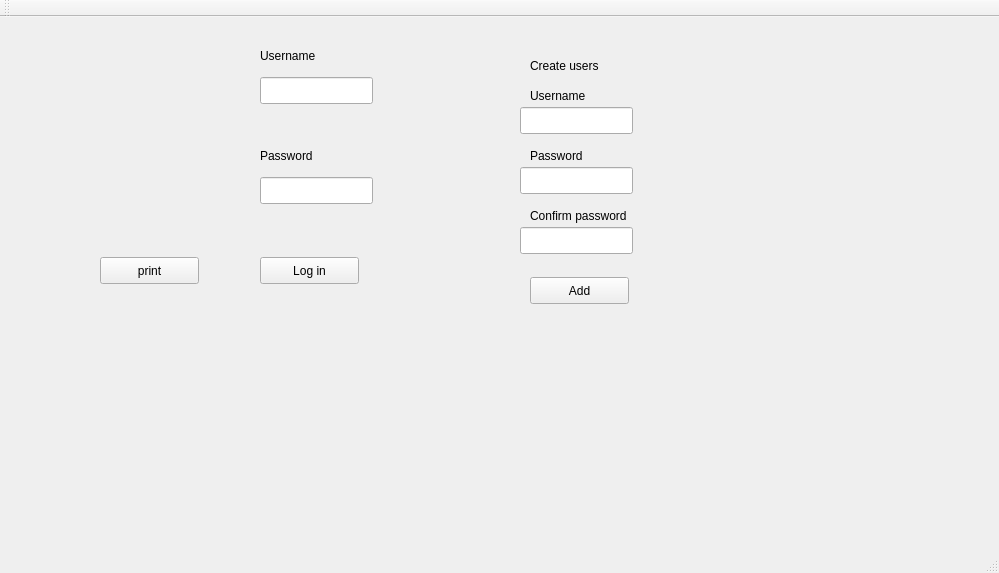
Qt form test1/mainwindow.ui (alphy88/Brainiacs) before a commit.
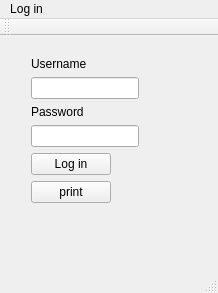
The same form after that commit.

```diff
--- a/test1/mainwindow.ui
+++ b/test1/mainwindow.ui
@@ -6,8 +6,8 @@
    <rect>
     <x>0</x>
     <y>0</y>
-    <width>999</width>
-    <height>573</height>
+    <width>218</width>
+    <height>293</height>
    </rect>
   </property>
   <property name="windowTitle">
@@ -17,211 +17,52 @@
    <widget class="QWidget" name="LoginWidget" native="true">
     <property name="geometry">
      <rect>
-      <x>100</x>
-      <y>30</y>
-      <width>331</width>
-      <height>321</height>
+      <x>20</x>
+      <y>10</y>
+      <width>171</width>
+      <height>201</height>
      </rect>
     </property>
-    <widget class="QPushButton" name="print">
-     <property name="geometry">
-      <rect>
-       <x>0</x>
-       <y>210</y>
-       <width>99</width>
-       <height>27</height>
-      </rect>
-     </property>
-     <property name="text">
-      <string>print</string>
-     </property>
-    </widget>
-    <widget class="QLineEdit" name="username">
-     <property name="geometry">
-      <rect>
-       <x>160</x>
-       <y>30</y>
-       <width>113</width>
-       <height>27</height>
-      </rect>
-     </property>
-    </widget>
-    <widget class="QLabel" name="label">
-     <property name="geometry">
-      <rect>
-       <x>160</x>
-       <y>0</y>
-       <width>81</width>
-       <height>17</height>
-      </rect>
-     </property>
-     <property name="text">
-      <string>Username</string>
-     </property>
-    </widget>
-    <widget class="QLabel" name="label_2">
-     <property name="geometry">
-      <rect>
-       <x>160</x>
-       <y>100</y>
-       <width>71</width>
-       <height>17</height>
-      </rect>
-     </property>
-     <property name="text">
-      <string>Password</string>
-     </property>
-    </widget>
-    <widget class="QLineEdit" name="password">
-     <property name="geometry">
-      <rect>
-       <x>160</x>
-       <y>130</y>
-       <width>113</width>
-       <height>27</height>
-      </rect>
-     </property>
-     <property name="echoMode">
-      <enum>QLineEdit::Password</enum>
-     </property>
-    </widget>
-    <widget class="QPushButton" name="pushButton">
-     <property name="geometry">
-      <rect>
-       <x>160</x>
-       <y>210</y>
-       <width>99</width>
-       <height>27</height>
-      </rect>
-     </property>
-     <property name="text">
-      <string>Log in</string>
-     </property>
-    </widget>
-   </widget>
-   <widget class="QWidget" name="Createwidget" native="true">
-    <property name="enabled">
-     <bool>true</bool>
-    </property>
-    <property name="geometry">
-     <rect>
-      <x>490</x>
-      <y>30</y>
-      <width>391</width>
-      <height>361</height>
-     </rect>
-    </property>
-    <widget class="QPushButton" name="Add">
-     <property name="geometry">
-      <rect>
-       <x>40</x>
-       <y>230</y>
-       <width>99</width>
-       <height>27</height>
-      </rect>
-     </property>
-     <property name="text">
-      <string>Add</string>
-     </property>
-    </widget>
-    <widget class="QLabel" name="label_3">
-     <property name="geometry">
-      <rect>
-       <x>40</x>
-       <y>40</y>
-       <width>81</width>
-       <height>17</height>
-      </rect>
-     </property>
-     <property name="text">
-      <string>Username</string>
-     </property>
-    </widget>
-    <widget class="QLabel" name="label_4">
-     <property name="geometry">
-      <rect>
-       <x>40</x>
-       <y>10</y>
-       <width>201</width>
-       <height>17</height>
-      </rect>
-     </property>
-     <property name="text">
-      <string>Create users</string>
-     </property>
-    </widget>
-    <widget class="QLineEdit" name="nuser">
-     <property name="geometry">
-      <rect>
-       <x>30</x>
-       <y>60</y>
-       <width>113</width>
-       <height>27</height>
-      </rect>
-     </property>
-    </widget>
-    <widget class="QLabel" name="label_5">
-     <property name="geometry">
-      <rect>
-       <x>40</x>
-       <y>100</y>
-       <width>67</width>
-       <height>17</height>
-      </rect>
-     </property>
-     <property name="text">
-      <string>Password</string>
-     </property>
-    </widget>
-    <widget class="QLabel" name="label_6">
-     <property name="geometry">
-      <rect>
-       <x>40</x>
-       <y>160</y>
-       <width>131</width>
-       <height>17</height>
-      </rect>
-     </property>
-     <property name="text">
-      <string>Confirm password</string>
-     </property>
-    </widget>
-    <widget class="QLineEdit" name="npass">
-     <property name="geometry">
-      <rect>
-       <x>30</x>
-       <y>120</y>
-       <width>113</width>
-       <height>27</height>
-      </rect>
-     </property>
-     <property name="text">
-      <string/>
-     </property>
-    </widget>
-    <widget class="QLineEdit" name="ncpass">
-     <property name="geometry">
-      <rect>
-       <x>30</x>
-       <y>180</y>
-       <width>113</width>
-       <height>27</height>
-      </rect>
-     </property>
-    </widget>
-    <widget class="QLabel" name="error">
-     <property name="geometry">
-      <rect>
-       <x>50</x>
-       <y>270</y>
-       <width>311</width>
-       <height>41</height>
-      </rect>
-     </property>
-     <property name="text">
-      <string/>
-     </property>
-    </widget>
+    <layout class="QFormLayout" name="formLayout">
+     <item row="0" column="0">
+      <widget class="QLabel" name="label">
+       <property name="text">
+        <string>Username</string>
+       </property>
+      </widget>
+     </item>
+     <item row="1" column="0">
+      <widget class="QLineEdit" name="username"/>
+     </item>
+     <item row="2" column="0">
+      <widget class="QLabel" name="label_2">
+       <property name="text">
+        <string>Password</string>
+       </property>
+      </widget>
+     </item>
+     <item row="3" column="0">
+      <widget class="QLineEdit" name="password">
+       <property name="echoMode">
+        <enum>QLineEdit::Password</enum>
+       </property>
+      </widget>
+     </item>
+     <item row="4" column="0">
+      <widget class="QPushButton" name="pushButton">
+       <property name="text">
+        <string>Log in</string>
+       </property>
+      </widget>
+     </item>
+     <item row="5" column="0">
+      <widget class="QPushButton" name="print">
+       <property name="text">
+        <string>print</string>
+       </property>
+      </widget>
+     </item>
+    </layout>
    </widget>
   </widget>
   <widget class="QMenuBar" name="menuBar">
@@ -229,10 +70,16 @@
     <rect>
      <x>0</x>
      <y>0</y>
-     <width>999</width>
+     <width>218</width>
      <height>25</height>
     </rect>
    </property>
+   <widget class="QMenu" name="menuLog_in">
+    <property name="title">
+     <string>Log in</string>
+    </property>
+   </widget>
+   <addaction name="menuLog_in"/>
   </widget>
   <widget class="QToolBar" name="mainToolBar">
    <attribute name="toolBarArea">
```
